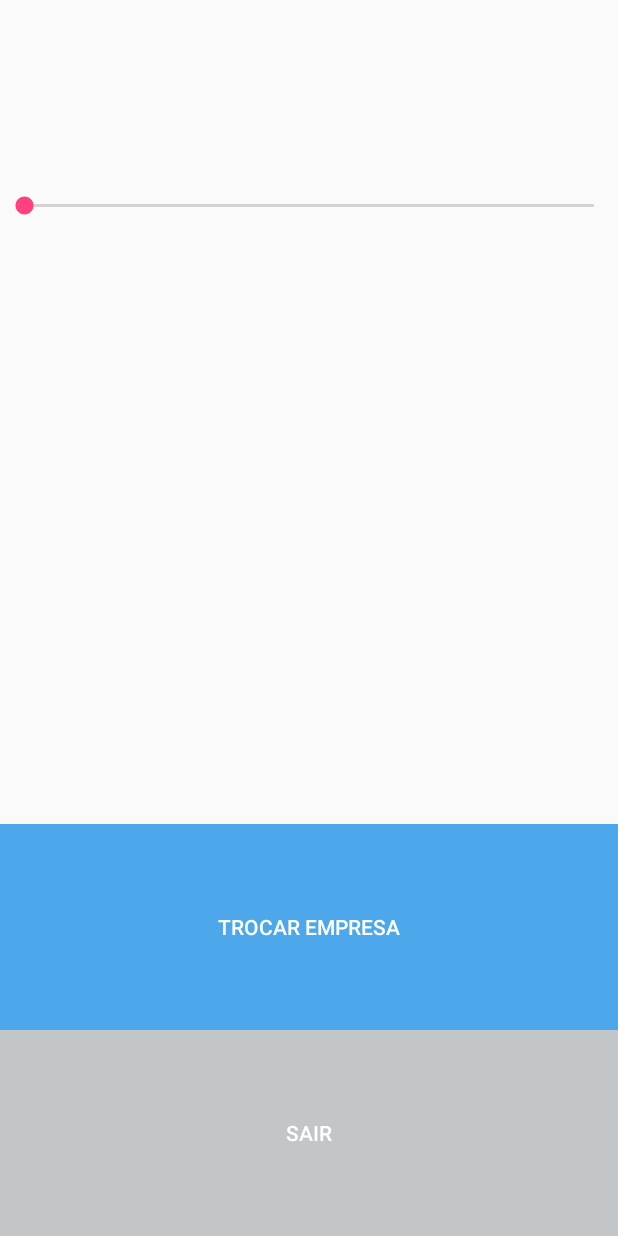
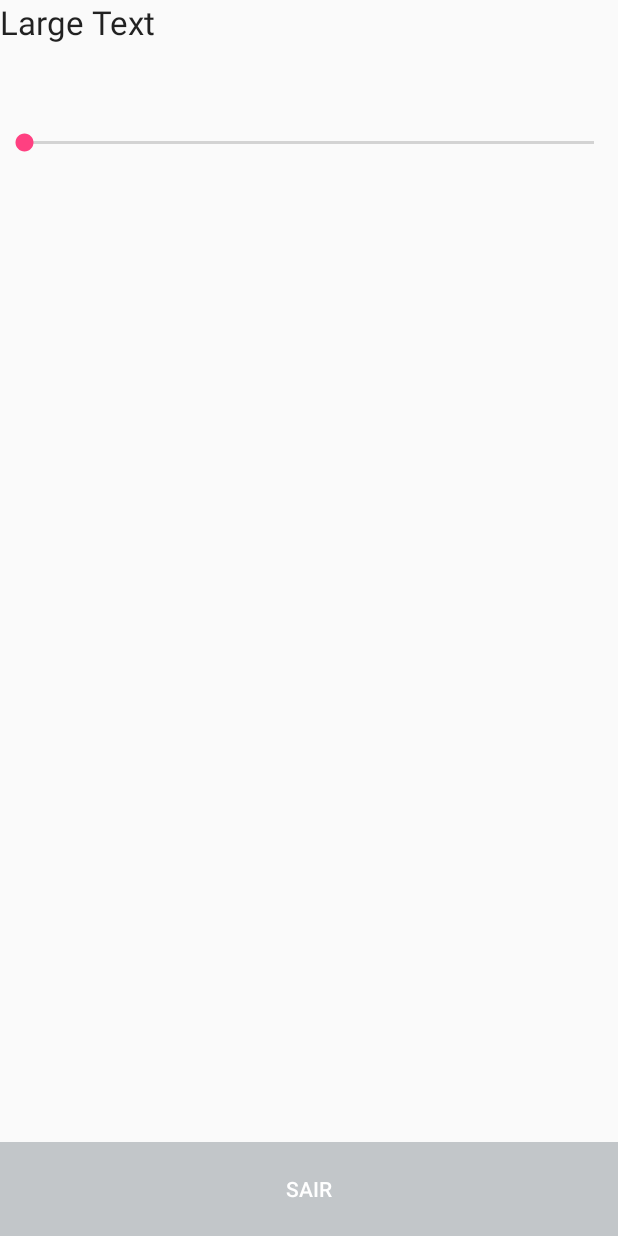
Before and after one commit to 697769/EstimaPrime, an Android app: the Home screen opened directly, with no data from a screen before it, on a phone screen of 412 x 824 dp. Run offline under Robolectric (Android 15) with nearby library versions, the phone set to English and light mode, and no system bars.

Commit message:
Version 2.1
Alterações no pacote DAO todo, validações, verificações, shared
preferences, testes de funcionalidade, alterações de layout, otimização
do banco de dados.

```diff
--- a/aplicativo/app/src/main/java/DAO/Note.java
+++ b/aplicativo/app/src/main/java/DAO/Note.java
@@ -1,7 +1,3 @@
 package DAO;
-
-/**
- * Created by Victor on 05/04/2016.
- */
 public class Note {
 }
--- a/aplicativo/app/src/main/java/br/com/estimaprime/aplicativo/Home.java
+++ b/aplicativo/app/src/main/java/br/com/estimaprime/aplicativo/Home.java
@@ -1,30 +1,41 @@
 package br.com.estimaprime.aplicativo;
 
 import android.app.Activity;
+import android.content.Context;
 import android.content.Intent;
+import android.content.SharedPreferences;
 import android.os.Bundle;
+import android.view.Gravity;
 import android.view.View;
 import android.widget.Button;
+import android.widget.EditText;
+import android.widget.TextView;
+import android.widget.Toast;
 
 public class Home extends Activity {
     //DATA SECTION
     private Button btn_select_enterprise,btn_back;
+    public static final int Id_Enteprise=0;
     @Override
     protected void onCreate(Bundle savedInstanceState) {
         //DEFAULT DECLARATIONS
         super.onCreate(savedInstanceState);
         setContentView(R.layout.activity_home);
         //CHANGES
-        btn_select_enterprise = (Button) findViewById(R.id.btn_select_enterprise);
         btn_back = (Button) findViewById(R.id.btn_back);
+
+        TextView textView = (TextView) findViewById(R.id.textView);
+        SharedPreferences sharedPreferences = getSharedPreferences("estimaprime", Context.MODE_PRIVATE);
+        int Enterprise = sharedPreferences.getInt("GLO_ENTERPRISE",Id_Enteprise);
+        if(Enterprise<=0){
+            Toast toast = Toast.makeText(this, "Empresa não encontrada! " +Enterprise, Toast.LENGTH_LONG);
+            toast.setGravity(Gravity.CENTER | Gravity.CENTER, 0, 0);
+            toast.show();
+        }else{
+            textView.setText("Código da Empresa: " +Enterprise);
+        }
+
         //METHODS
-        btn_select_enterprise.setOnClickListener(new View.OnClickListener(){
-            @Override
-            public void onClick(View view){
-                Intent intent = new Intent(Home.this, Enterprises.class);
-                startActivity(intent);
-            }
-        });
         btn_back.setOnClickListener(new View.OnClickListener(){
             @Override
             public void onClick(View view){
--- a/aplicativo/app/src/main/res/layout/activity_home.xml
+++ b/aplicativo/app/src/main/res/layout/activity_home.xml
@@ -4,6 +4,14 @@
     android:orientation="vertical"
     android:layout_width="match_parent"
     android:layout_height="match_parent">
+
+    <TextView
+        android:layout_width="match_parent"
+        android:layout_height="match_parent"
+        android:textAppearance="?android:attr/textAppearanceLarge"
+        android:text="Large Text"
+        android:id="@+id/textView"
+        android:layout_weight="1" />
 
     <SeekBar
         android:layout_width="match_parent"
@@ -16,7 +24,7 @@
         android:orientation="vertical"
         android:layout_width="match_parent"
         android:layout_height="match_parent"
-        android:layout_weight="1"
+        android:layout_weight="0.25"
         >
 
         <GridView
@@ -34,14 +42,6 @@
         >
 
         <Button
-            android:text="Trocar Empresa"
-            android:id="@+id/btn_select_enterprise"
-            android:clickable="true"
-            style="@style/ButtonBlue"
-            android:layout_width="match_parent"
-            />
-
-        <Button
             android:text="Sair"
             android:id="@+id/btn_back"
             android:clickable="true"
--- a/aplicativo/build.gradle
+++ b/aplicativo/build.gradle
@@ -5,7 +5,7 @@ buildscript {
         jcenter()
     }
     dependencies {
-        classpath 'com.android.tools.build:gradle:2.1.0-rc1'
+        classpath 'com.android.tools.build:gradle:2.1.0'
 
         // NOTE: Do not place your application dependencies here; they belong
         // in the individual module build.gradle files
```
Also changed, not shown: aplicativo/app/src/main/java/DAO/Enterprise.java (+40 -15 lines), aplicativo/app/src/main/java/DAO/User.java (+32 -13 lines), aplicativo/app/src/main/java/br/com/estimaprime/aplicativo/Enterprises.java (+55 -16 lines), aplicativo/app/src/main/java/br/com/estimaprime/aplicativo/Forget.java (+0 -8 lines), aplicativo/app/src/main/java/br/com/estimaprime/aplicativo/MainActivity.java (+14 -4 lines), aplicativo/app/src/main/java/br/com/estimaprime/aplicativo/SignUp.java (+0 -10 lines), aplicativo/app/src/main/res/layout/activity_enterprises.xml (+2 -9 lines), aplicativo/app/src/main/res/layout/activity_forget.xml (+0 -8 lines), aplicativo/app/src/main/res/layout/activity_sign_up.xml (+0 -8 lines), aplicativo/gradle/wrapper/gradle-wrapper.properties.
